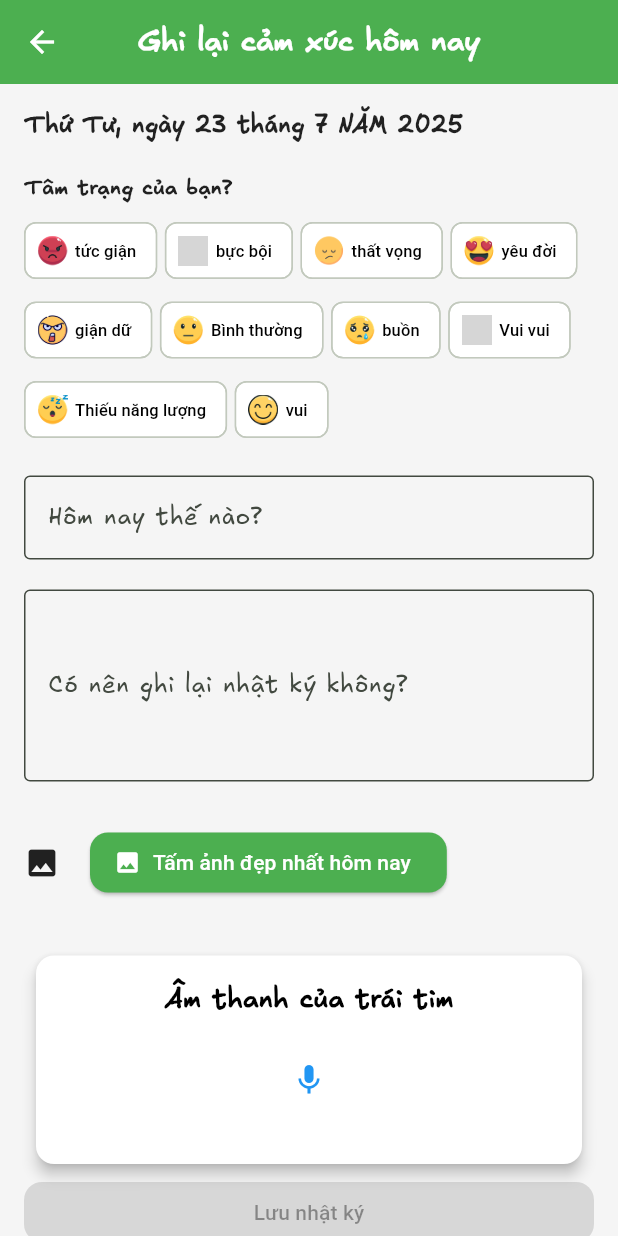
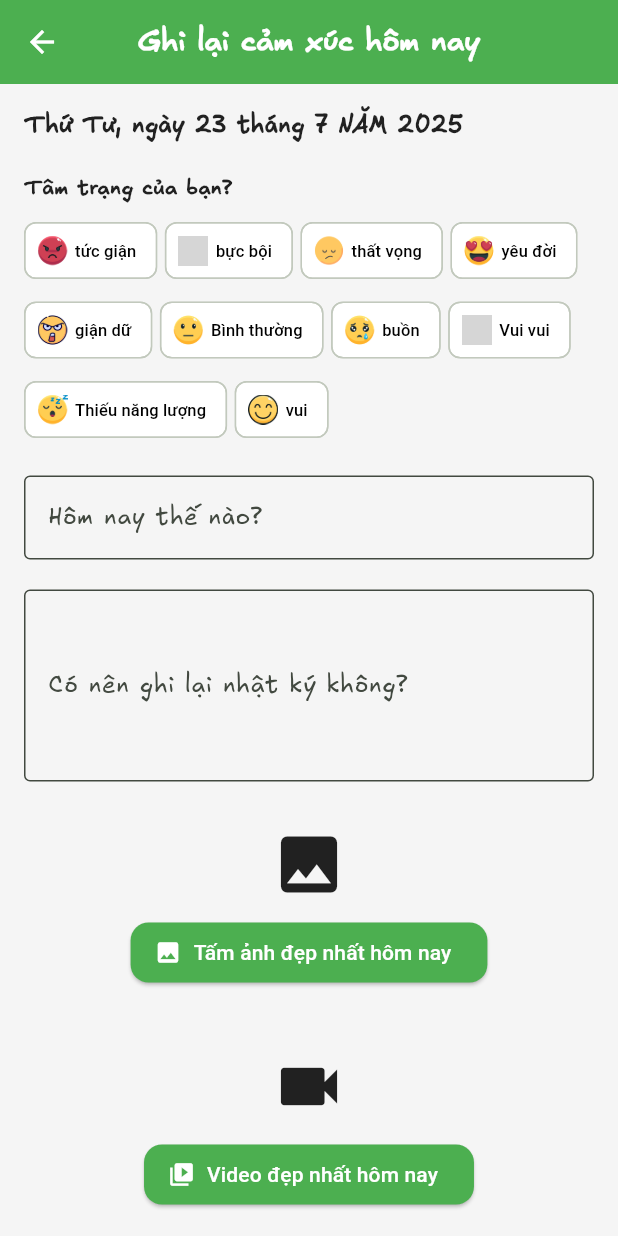
Before and after one commit to LeTienIT/flutter_a_new_day, a Flutter app: the AddMoodScreen screen opened by its route, on a phone screen of 412 x 824 dp. Run offline on Flutter 3.47's test engine with Material 3 defaults, Android fonts, the light colour scheme and no system bars; our stand-ins replace audioplayers, chewie, drift, flutter_image_compress, flutter_riverpod, image_picker and 4 more; missing offline and left inert: flutter_sound, page_flip; accounts and stored records are empty; generated files the repository leaves out were written again; statements that could not run were skipped; grey boxes are pictures that could not be loaded.

Commit message:
Thêm tính năng, cột video cho nhật ký, thêm widget chọn video, class xử lý video. Sửa lỗi khi sửa xóa các file, thêm xóa ảnh - xóa video

```diff
--- a/lib/core/utils/image_utils.dart
+++ b/lib/core/utils/image_utils.dart
@@ -46,7 +46,7 @@ class ImageUtils {
     final dir = await getApplicationDocumentsDirectory();
     final targetPath = p.join(
       dir.path,
-      fileName ?? 'icon_${DateTime.now().millisecondsSinceEpoch}.jpg',
+      fileName ?? 'image_${DateTime.now().millisecondsSinceEpoch}.jpg',
     );
 
     final result = await FlutterImageCompress.compressAndGetFile(
--- a/lib/data/database/app_database.dart
+++ b/lib/data/database/app_database.dart
@@ -22,7 +22,7 @@ class AppDatabase extends _$AppDatabase {
   AppDatabase() : super(_openConnect());
 
   @override
-  int get schemaVersion => 1;
+  int get schemaVersion => 2;
 
   @override
   MigrationStrategy get migration => MigrationStrategy(
@@ -47,6 +47,9 @@ class AppDatabase extends _$AppDatabase {
       });
     },
     onUpgrade: (m, from, to) async {
+      if (from == 1) {
+        await m.addColumn(moods, moods.video);
+      }
     },
   );
 
--- a/lib/data/database/mappers/mood_mapper.dart
+++ b/lib/data/database/mappers/mood_mapper.dart
@@ -9,6 +9,7 @@ extension MoodMapper on Mood{
       emoji: emoji,
       image: image,
       audio: audio,
+      video: video,
       note: note
   );
 }
@@ -18,8 +19,9 @@ extension MoodModelMapper on MoodModel{
       id: id == null ? const Value.absent() : Value(id!),
       date: Value(date),
       emoji: Value(emoji),
-      image:  Value(image),
-      audio:  Value(audio),
+      image: Value(image),
+      audio: Value(audio),
+      video: Value(video),
       note:  Value(note),
     );
   }
--- a/lib/data/database/tables/mood_table.dart
+++ b/lib/data/database/tables/mood_table.dart
@@ -6,6 +6,7 @@ class Moods extends Table {
   TextColumn get emoji => text()(); // lưu emoji
   TextColumn get image => text().nullable()();
   TextColumn get audio => text().nullable()();
+  TextColumn get video => text().nullable()();
   TextColumn get note => text().nullable()();
 
   @override
--- a/lib/data/models/mood_model.dart
+++ b/lib/data/models/mood_model.dart
@@ -4,12 +4,13 @@ class MoodModel{
   String emoji; // Biểu tượng cảm xúc
   String? image;
   String? audio;
+  String? video;
   String? note;
 
-  MoodModel({this.id, required this.date, required this.emoji, this.image, this.audio, this.note});
+  MoodModel({this.id, required this.date, required this.emoji, this.image, this.audio, this.video, this.note});
 
   @override
   String toString() {
-    return 'MoodModel{id: $id, date: $date, emoji: $emoji, image: $image, audio: $audio, note: $note}';
+    return 'MoodModel{id: $id, date: $date, emoji: $emoji, image: $image, audio: $audio, video: $video, note: $note}';
   }
 }
--- a/lib/features/mood_journal/mood_add/mood_add_screen.dart
+++ b/lib/features/mood_journal/mood_add/mood_add_screen.dart
@@ -9,6 +9,7 @@ import '../emoji_repository.dart';
 import '../mood_list/mood_list_controller.dart';
 import '../mood_widget/input_audio.dart';
 import '../mood_widget/pick_image.dart';
+import '../mood_widget/video_input.dart';
 
 class AddMoodScreen extends ConsumerStatefulWidget {
   const AddMoodScreen({super.key});
@@ -24,7 +25,7 @@ class _AddMoodScreenState extends ConsumerState<AddMoodScreen> {
   final _sloganController = TextEditingController();
   final _noteController = TextEditingController();
 
-  String? iconPath , _savedAudioPath ;
+  String? iconPath , _savedAudioPath, videoPath ;
 
 
   @override
@@ -118,6 +119,15 @@ class _AddMoodScreenState extends ConsumerState<AddMoodScreen> {
                     }
                   },
                 ),
+                const SizedBox(height: 30),
+
+                VideoInput(
+                    initialVideoPath: videoPath,
+                    onVideoPicked: (path){
+                      if(path!=null){
+                        videoPath = path;
+                      }
+                }),
 
                 const SizedBox(height: 30),
 
@@ -142,6 +152,7 @@ class _AddMoodScreenState extends ConsumerState<AddMoodScreen> {
                         note: note.isEmpty ? null : note,
                         image: iconPath ?? null,
                         audio: _savedAudioPath ?? null,
+                        video: videoPath ?? null,
                       );
                       // print(newMood.toString());
                       await ref.read(moodListProvider.notifier).insertMood(newMood);
--- a/lib/features/mood_journal/mood_home/mood_home_screen.dart
+++ b/lib/features/mood_journal/mood_home/mood_home_screen.dart
@@ -9,6 +9,7 @@ import 'package:page_flip/page_flip.dart';
 import '../../../core/utils/tool.dart';
 import '../mood_list/mood_list_controller.dart';
 import '../mood_widget/input_audio.dart';
+import '../mood_widget/video_input.dart';
 
 class MoodHomeScreen extends ConsumerWidget {
   MoodHomeScreen({super.key});
@@ -90,8 +91,8 @@ class MoodHomeScreen extends ConsumerWidget {
               children: [
                 _buildFirstPage(mCurrent),
                 ..._buildNotePages(context, mCurrent.note),
-                if(mCurrent.image?.isNotEmpty == true || mCurrent.audio?.isNotEmpty == true)
-                  _buildImageAudio(context, mCurrent.image, mCurrent.audio)
+                if(mCurrent.image?.isNotEmpty == true || mCurrent.audio?.isNotEmpty == true || mCurrent.video?.isNotEmpty == true)
+                  _buildImageAudio(context, mCurrent.image, mCurrent.audio, mCurrent.video)
               ],
             ),
         ),
@@ -304,7 +305,7 @@ class MoodHomeScreen extends ConsumerWidget {
         .toList();
   }
 
-  Widget _buildImageAudio(BuildContext context, String? image, String? audio) {
+  Widget _buildImageAudio(BuildContext context, String? image, String? audio, String? video) {
     if (image == null && audio == null) return SizedBox();
     const padding = EdgeInsets.all(24);
     const margin = EdgeInsets.all(20);
@@ -337,6 +338,17 @@ class MoodHomeScreen extends ConsumerWidget {
                 ),
                 SizedBox(height: 20,),
               ],
+              if (video?.isNotEmpty == true)...[
+                Text('Khoảnh khắc kỷ niệm'),
+                SizedBox(height: 10,),
+                VideoInput(
+                  initialVideoPath: video,
+                  onVideoPicked: (path){},
+                  enableEdit: false,
+                ),
+                SizedBox(height: 20,),
+              ],
+
               if (audio?.isNotEmpty == true)...[
                 Text('Âm thanh của bạn'),
                 SizedBox(height: 10,),
--- a/lib/features/mood_journal/mood_list/mood_list_controller.dart
+++ b/lib/features/mood_journal/mood_list/mood_list_controller.dart
@@ -1,6 +1,7 @@
 import 'dart:io';
 
 import 'package:a_new_day/core/utils/image_utils.dart';
+import 'package:a_new_day/core/utils/video_utils.dart';
 import 'package:a_new_day/data/database/dao/mood_dao.dart';
 import 'package:a_new_day/data/models/mood_model.dart';
 import 'package:a_new_day/features/mood_journal/mood_list/mood_list_state.dart';
@@ -75,22 +76,41 @@ class MoodListController extends Notifier<MoodListState>{
         m.image = null;
       }
     }
+
+    if (m.video?.isNotEmpty == true) {
+      final VideoUtils videoUtil = VideoUtils();
+      final original = File(m.video!);
+      final saved = await videoUtil.saveVideo(original);
+      if (saved != null) {
+        m.video = saved.path;
+      } else {
+        m.video = null;
+      }
+    }
+
     if(m.audio != null && m.audio!.isNotEmpty){
       final path = await _confirmAudio(m.audio);
       if(path != null){
         m.audio = path;
       }
     }
+
     await moodDao.insertMood(m);
     await _loadData();
   }
 
   Future<void> updateMood(MoodModel mLast, MoodModel m) async {
     final ImageUtils imageUtil = ImageUtils();
+    final VideoUtils videoUtil = VideoUtils();
 
     // Xóa ảnh cũ nếu khác với ảnh mới
     if (mLast.image?.isNotEmpty == true && mLast.image != m.image) {
       await imageUtil.deleteFile(mLast.image!);
+    }
+
+    // Xóa video cũ nếu khác
+    if (mLast.video?.isNotEmpty == true && mLast.video != m.video) {
+      await videoUtil.deleteVideo(mLast.video!);
     }
 
     // Xóa audio cũ nếu khác
@@ -109,6 +129,16 @@ class MoodListController extends Notifier<MoodListState>{
       }
     }
 
+    if (m.video?.isNotEmpty == true) {
+      final original = File(m.video!);
+      final saved = await videoUtil.saveVideo(original);
+      if (saved != null) {
+        m.video = saved.path;
+      } else {
+        m.video = null;
+      }
+    }
+
     // Xử lý audio mới
     if (m.audio?.isNotEmpty == true) {
       final path = await _confirmAudio(m.audio);
@@ -123,9 +153,14 @@ class MoodListController extends Notifier<MoodListState>{
 
   Future<void> deleteMood(MoodModel mLast) async{
     final ImageUtils imageUtil = ImageUtils();
+    final VideoUtils videoUtil = VideoUtils();
 
     if (mLast.image?.isNotEmpty == true ) {
       await imageUtil.deleteFile(mLast.image!);
+    }
+
+    if (mLast.video?.isNotEmpty == true ) {
+      await videoUtil.deleteVideo(mLast.video!);
     }
 
     if (mLast.audio?.isNotEmpty == true ) {
--- a/lib/features/mood_journal/mood_view/mood_view_screen.dart
+++ b/lib/features/mood_journal/mood_view/mood_view_screen.dart
@@ -9,6 +9,7 @@ import 'package:page_flip/page_flip.dart';
 import '../../../core/utils/tool.dart';
 import '../mood_list/mood_list_controller.dart';
 import '../mood_widget/input_audio.dart';
+import '../mood_widget/video_input.dart';
 
 class MoodViewScreen extends ConsumerWidget {
   MoodModel mood;
@@ -35,8 +36,8 @@ class MoodViewScreen extends ConsumerWidget {
           children: [
             _buildFirstPage(mCurrent),
             ..._buildNotePages(context, mCurrent.note),
-            _buildImageAudio(context, mCurrent.image, mCurrent.audio),
-
+            if(mCurrent.image?.isNotEmpty == true || mCurrent.audio?.isNotEmpty == true || mCurrent.video?.isNotEmpty == true)
+              _buildImageAudio(context, mCurrent.image, mCurrent.audio, mCurrent.video),
           ],
         ),
       ),
@@ -209,7 +210,7 @@ class MoodViewScreen extends ConsumerWidget {
         .toList();
   }
 
-  Widget _buildImageAudio(BuildContext context, String? image, String? audio) {
+  Widget _buildImageAudio(BuildContext context, String? image, String? audio, String? video) {
     if (image == null && audio == null) return SizedBox();
     const padding = EdgeInsets.all(24);
     const margin = EdgeInsets.all(20);
@@ -239,6 +240,16 @@ class MoodViewScreen extends ConsumerWidget {
               Image.file(
                 File(image!),
                 fit: BoxFit.cover,
+              ),
+              SizedBox(height: 20,),
+            ],
+            if (video?.isNotEmpty == true)...[
+              Text('Khoảnh khắc kỷ niệm'),
+              SizedBox(height: 10,),
+              VideoInput(
+                initialVideoPath: video,
+                onVideoPicked: (path){},
+                enableEdit: false,
               ),
               SizedBox(height: 20,),
             ],
--- a/lib/features/mood_journal/mood_widget/input_audio.dart
+++ b/lib/features/mood_journal/mood_widget/input_audio.dart
@@ -133,9 +133,9 @@ class _AudioRecorderWidgetState extends State<AudioRecorderWidget> {
   }
 
   Future<void> _deleteAudio() async {
-    if (_currentAudioPath != null && await File(_currentAudioPath!).exists()) {
-      await File(_currentAudioPath!).delete();
-    }
+    // if (_currentAudioPath != null && await File(_currentAudioPath!).exists()) {
+    //   await File(_currentAudioPath!).delete();
+    // }
 
     setState(() {
       _currentAudioPath = null;
--- a/lib/features/mood_journal/mood_widget/pick_image.dart
+++ b/lib/features/mood_journal/mood_widget/pick_image.dart
@@ -32,14 +32,6 @@ class _IconInput extends State<IconInput>{
     final file = await _imageUtil.pickImageFromGallery();
     if (file == null) return;
 
-    // final isValid = await _imageUtil.isValidIcon(file);
-    // if (!isValid) {
-    //   ScaffoldMessenger.of(context).showSnackBar(
-    //     const SnackBar(content: Text('Ảnh không phù hợp làm icon. Vui lòng chọn ảnh khác')),
-    //   );
-    //   return;
-    // }
-
     setState(() {
       _iconFile = file;
     });
@@ -47,26 +39,42 @@ class _IconInput extends State<IconInput>{
     widget.onIconPicked(file.path);
   }
 
+  Future<void> _deleteVideo() async {
+    setState(() {
+      _iconFile = null;
+    });
+    widget.onIconPicked(null);
+  }
+
   @override
   Widget build(BuildContext context) {
-    return Wrap(
-      spacing: 20,
-      alignment: WrapAlignment.center,
-      crossAxisAlignment: WrapCrossAlignment.center,
-      runSpacing: 10,
+    return Center(
+      child: Column(
+        mainAxisAlignment: MainAxisAlignment.center,
+        crossAxisAlignment: CrossAxisAlignment.center,
         children: [
           _iconFile != null
               ? Image.file(
             _iconFile!,
             fit: BoxFit.cover,
+            width: 200, // Bạn có thể thêm width cố định nếu cần
           )
-            : Icon(Icons.photo),
+              : const Icon(Icons.photo, size: 50),
+          const SizedBox(height: 10),
           ElevatedButton.icon(
             onPressed: _pickIcon,
             icon: const Icon(Icons.image),
             label: const Text('Tấm ảnh đẹp nhất hôm nay'),
           ),
+          SizedBox(height: 10,),
+          if(_iconFile!=null)
+            ElevatedButton.icon(
+              onPressed: _iconFile!=null ? _deleteVideo : null,
+              icon: const Icon(Icons.delete),
+              label: const Text('Xóa ảnh hiện tại'),
+            ),
         ],
+      ),
     );
   }
 }
--- /dev/null
+++ b/lib/features/mood_journal/mood_widget/video_input.dart
@@ -0,0 +1,132 @@
+import 'dart:io';
+import 'package:flutter/material.dart';
+import 'package:video_player/video_player.dart';
+import '../../../core/utils/video_utils.dart';
+import 'package:chewie/chewie.dart';
+
+class VideoInput extends StatefulWidget {
+  final void Function(String? path) onVideoPicked;
+  String? initialVideoPath;
+  bool enableEdit;
+  VideoInput({super.key, required this.onVideoPicked, this.initialVideoPath, this.enableEdit = true});
+
+  @override
+  State<VideoInput> createState() => _VideoInputState();
+}
+
+class _VideoInputState extends State<VideoInput> {
+  File? _videoFile;
+  VideoPlayerController? _controller;
+  final VideoUtils _videoUtil = VideoUtils();
+  ChewieController? _chewieController;
+  bool _isLoading = false;
+
+  @override
+  void initState() {
+    super.initState();
+    if (widget.initialVideoPath != null && widget.initialVideoPath!.isNotEmpty) {
+      _videoFile = File(widget.initialVideoPath!);
+      _initVideoController(_videoFile!);
+    } else {
+      _controller = null;
+    }
+  }
+
+  Future<void> _initVideoController(File file) async {
+    setState(() {
+      _isLoading = true;
+    });
+    await _controller?.dispose();
+    _chewieController?.dispose();
+
+    final newController = VideoPlayerController.file(file);
+    await newController.initialize();
+
+    final newChewie = ChewieController(
+      videoPlayerController: newController,
+      autoPlay: false,
+      looping: false,
+    );
+
+    setState(() {
+      _controller = newController;
+      _chewieController = newChewie;
+      _isLoading = false;
+    });
+  }
+
+  Future<void> _pickVideo() async {
+    final file = await _videoUtil.pickVideoFromGallery();
+    if (file == null) return;
+
+    setState(() {
+      _videoFile = file;
+    });
+
+    await _initVideoController(file);
+    widget.onVideoPicked(file.path);
+  }
+
+  Future<void> _deleteVideo() async {
+    _controller?.dispose();
+    setState(() {
+      _videoFile = null;
+      _controller = null;
+    });
+    widget.onVideoPicked(null);
+  }
+
+  @override
+  void dispose() {
+    _controller?.dispose();
+    _chewieController?.dispose();
+    super.dispose();
+  }
+
+  @override
+  Widget build(BuildContext context) {
+    Widget videoWidget;
+    if (_isLoading) {
+      videoWidget = const SizedBox(
+        height: 200,
+        child: Center(
+          child: CircularProgressIndicator(),
+        ),
+      );
+    } else if (_controller != null &&
+        _chewieController != null &&
+        _controller!.value.isInitialized) {
+      videoWidget = AspectRatio(
+        aspectRatio: _controller!.value.aspectRatio,
+        child: Chewie(controller: _chewieController!),
+      );
+    } else {
+      videoWidget = const Icon(Icons.videocam, size: 50);
+    }
+
+    return Center(
+      child: Column(
+        mainAxisAlignment: MainAxisAlignment.center,
+        crossAxisAlignment: CrossAxisAlignment.center,
+        children: [
+          videoWidget,
+          if(widget.enableEdit)...[
+            const SizedBox(height: 10),
+            ElevatedButton.icon(
+              onPressed: _pickVideo,
+              icon: const Icon(Icons.video_library),
+              label: const Text('Video đẹp nhất hôm nay'),
+            ),
+            const SizedBox(height: 10),
+            if(_videoFile!=null)
+              ElevatedButton.icon(
+                onPressed: _videoFile!=null ? _deleteVideo : null,
+                icon: const Icon(Icons.delete),
+                label: const Text('Xóa video hiện tại'),
+              )
+          ],
+        ],
+      ),
+    );
+  }
+}
--- a/pubspec.yaml
+++ b/pubspec.yaml
@@ -24,6 +24,8 @@ dependencies:
   flutter_speed_dial: ^7.0.0
   fl_chart: ^1.0.0
   image_picker: ^1.0.0
+  video_player: ^2.7.0
+  chewie: ^1.7.4
   flutter_image_compress: ^2.1.0
   image: ^4.0.17
   numberpicker: ^2.1.1
```
Also changed, not shown: lib/core/utils/video_utils.dart (added, +49 -0 lines), lib/features/mood_journal/mood_edit/mood_edit_screen.dart (+13 -5 lines), lib/data/database/app_database.g.dart, pubspec.lock, 1 other file. Lines whose indentation alone changed are shown as unchanged.
